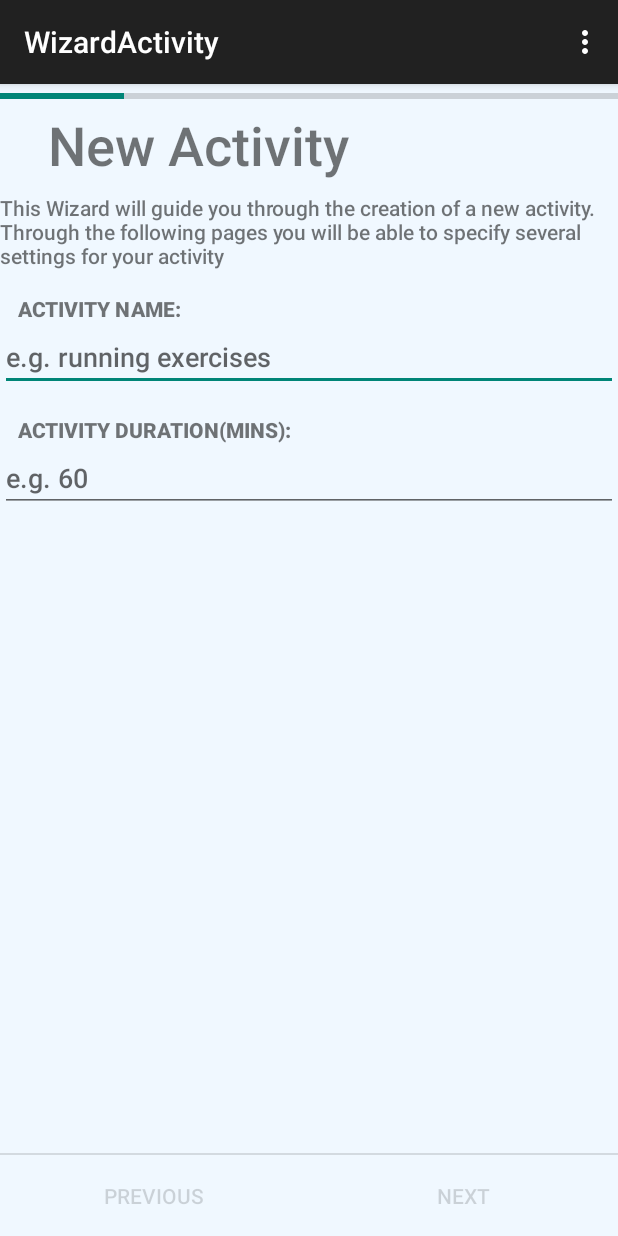
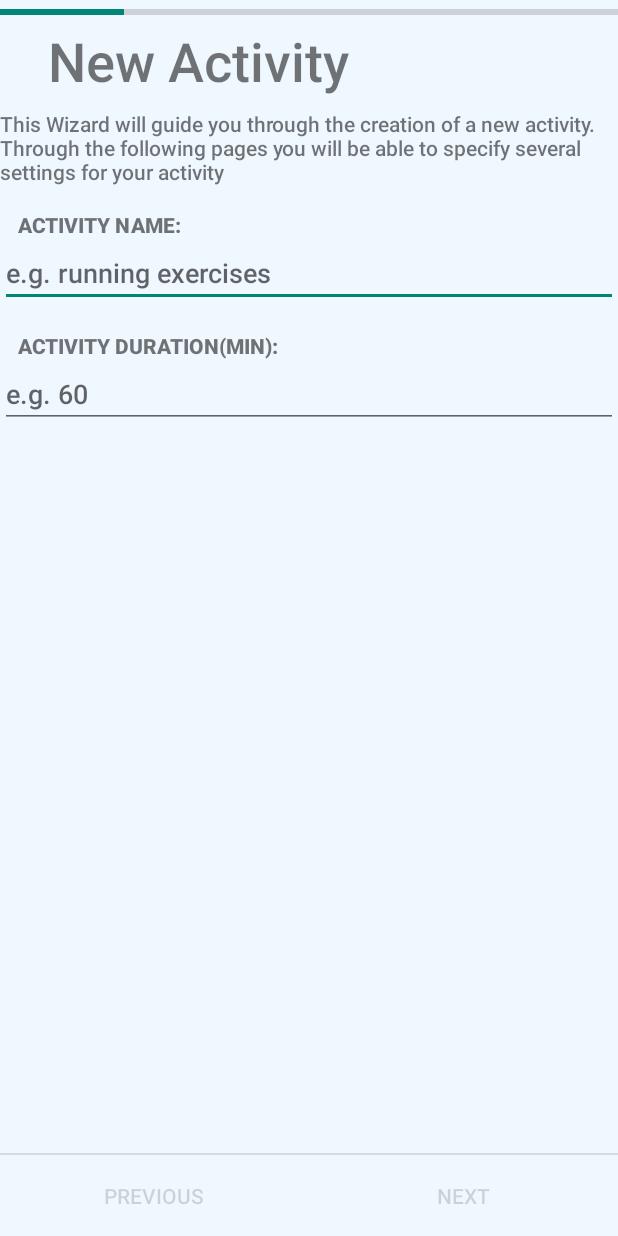
Before and after one commit to Todtaure/ThemeProjectITSMAP_G21, an Android app: the WizardActivity screen opened directly, with no data from a screen before it, on a phone screen of 412 x 824 dp. Run offline under Robolectric (Android 15) with nearby library versions, the phone set to English and light mode, and no system bars.

Commit message:
Wizard - hides Actionbar

```diff
--- a/app/src/main/java/com/example/chronos/themeprojectitsmap_201270746/Wizard/WizardActivity.java
+++ b/app/src/main/java/com/example/chronos/themeprojectitsmap_201270746/Wizard/WizardActivity.java
@@ -56,6 +56,8 @@ public class WizardActivity extends ActionBarActivity {
     protected void onCreate(Bundle savedInstanceState) {
         super.onCreate(savedInstanceState);
         setContentView(R.layout.activity_wizard);
+
+        getSupportActionBar().hide();
 
         // Create object for wizard user information (singleton) used by wizard fragments
         activityObject = new WizardData();
--- a/app/src/main/res/values/strings.xml
+++ b/app/src/main/res/values/strings.xml
@@ -13,7 +13,7 @@
     <string name="wizard_new_activity_text">This Wizard will guide you through the creation of a new activity. Through the following pages you will be able to specify several settings for your activity</string>
     <string name="wizard_label_activity_name">Activity name:</string>
     <string name="wizard_hint_activity_name">e.g. running exercises</string>
-    <string name="wizard_label_activity_duration">Activity duration(mins):</string>
+    <string name="wizard_label_activity_duration">Activity duration(min):</string>
     <string name="wizard_hint_activity_duration">e.g. 60</string>
     <string name="wizard_night_mode_title">Night Mode</string>
     <string name="wizard_night_mode_text">Most people sleep at some time. So please specify a time period
@@ -32,7 +32,7 @@
     <string name="wizard_review_title">Review</string>
     <string name="wizard_review_item_name">Name: </string>
     <string name="wizard_review_item_duration">Duration: </string>
-    <string name="wizard_review_item_mins"> mins</string>
+    <string name="wizard_review_item_mins">&#160;min</string>
     <string name="wizard_review_item_night_mode">Night Mode</string>
     <string name="wizard_review_item_none">None</string>
     <string name="wizard_review_item_geo_locked">Geo Locked</string>
```
